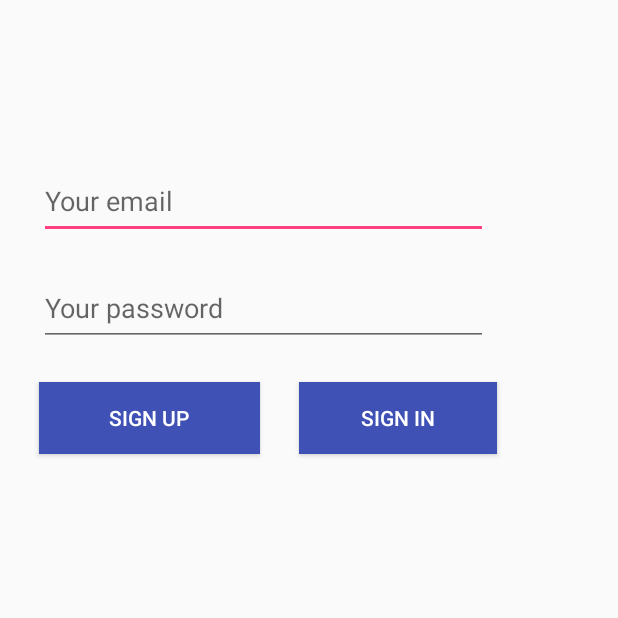
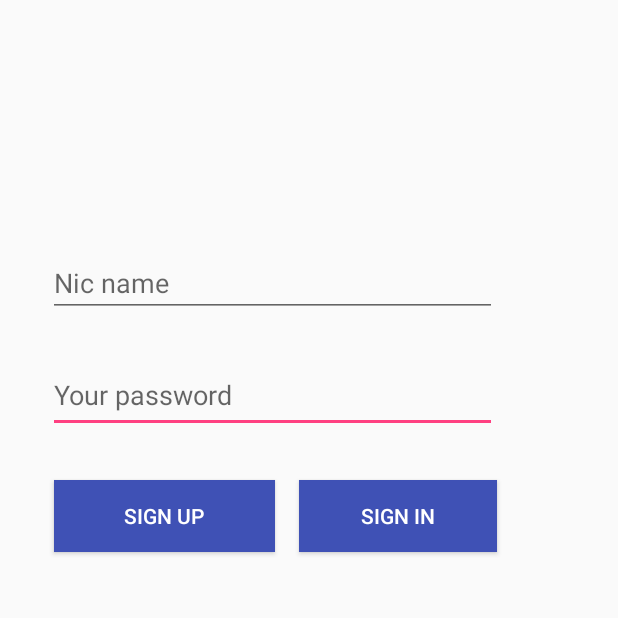
Before and after one commit to PeterJames12/Networks, an Android app: the screen it shows after launch (LoginActivity), on a phone screen of 412 x 824 dp, the top half of it. Run offline under Robolectric (Android 15) with nearby library versions, the phone set to English and light mode, and no system bars; libraries missing offline, so code that uses them is left out: com.mikepenz.materialdrawer, io.realm; 1 statement that could not run was skipped.

```diff
--- a/app/src/main/java/com/example/igor/networks/activity/LoginActivity.java
+++ b/app/src/main/java/com/example/igor/networks/activity/LoginActivity.java
@@ -10,9 +10,11 @@ import android.widget.TextView;
 
 import com.example.igor.networks.R;
 import com.example.igor.networks.model.Player;
+import com.example.igor.networks.model.User;
 import com.mikepenz.materialdrawer.util.KeyboardUtil;
 
 import io.realm.Realm;
+import io.realm.RealmConfiguration;
 
 /**
  * @author Igor Hnes on 06.06.17.
@@ -29,41 +31,42 @@ public class LoginActivity extends AppCompatActivity {
         Toolbar toolbar = (Toolbar) findViewById(R.id.toolbar);
         setSupportActionBar(toolbar);
 
-        String email = getIntent().getStringExtra("login");
+        String nicName = getIntent().getStringExtra("nicName");
         String password = getIntent().getStringExtra("password");
 
-        TextView emailText = (TextView) findViewById(R.id.txtEmail);
+        TextView txtNicName = (TextView) findViewById(R.id.txtNicName);
         TextView passwordText = (TextView) findViewById(R.id.txtPassword);
 
-        emailText.setText(email);
+        txtNicName.setText(nicName);
         passwordText.setText(password);
     }
 
     public void login(View view) {
 
-        TextView emailText = (TextView) findViewById(R.id.txtEmail);
+        TextView txtNicName = (TextView) findViewById(R.id.txtNicName);
         TextView passwordText = (TextView) findViewById(R.id.txtPassword);
 
         realm = Realm.getDefaultInstance();
 
         realm.beginTransaction();
-        Player player = realm.where(Player.class).equalTo("email", emailText.getText().toString()).findFirst();
+        User user = realm.where(User.class).equalTo("nicName", txtNicName.getText().toString()).findFirst();
         realm.commitTransaction();
 
-        if (emailText.getText().toString().equals("") || passwordText.getText().toString().equals("")) {
+        if (txtNicName.getText().toString().equals("") || passwordText.getText().toString().equals("")) {
             KeyboardUtil.hideKeyboard(this);
             Snackbar.make(view, "User not found 2", Snackbar.LENGTH_LONG).show();
             return;
         }
 
-        if (player == null) {
+        if (user == null) {
             KeyboardUtil.hideKeyboard(this);
             Snackbar.make(view, "User not found 2", Snackbar.LENGTH_LONG).show();
             return;
         }
 
-        if (emailText.getText().toString().equals(player.getEmail())
-                && passwordText.getText().toString().equals(player.getPassword())) {
+        if (txtNicName.getText().toString().equals(user.getNicName())
+                && passwordText.getText().toString().equals(user.getPassword())) {
+            KeyboardUtil.hideKeyboard(this);
             final Intent intent = new Intent(getApplicationContext(), MainActivity.class);
             startActivity(intent);
         } else {
@@ -84,8 +87,8 @@ public class LoginActivity extends AppCompatActivity {
 //        realm = Realm.getDefaultInstance();
 
 //        realm.beginTransaction();
-//        realm.delete(Player.class);
-//        realm.createObject(Player.class);
+//        realm.delete(User.class);
+//        realm.createObject(User.class);
 //        realm.commitTransaction();
 
         final Intent intent = new Intent(getApplicationContext(), RegistrationActivity.class);
--- a/app/src/main/java/com/example/igor/networks/activity/SettingActivity.java
+++ b/app/src/main/java/com/example/igor/networks/activity/SettingActivity.java
@@ -15,6 +15,7 @@ public class SettingActivity extends AppCompatActivity {
     @Override
     protected void onCreate(Bundle savedInstanceState) {
         super.onCreate(savedInstanceState);
+        // TODO: 08.06.17  add setting layout
         setContentView(R.layout.activity_info);
         Toolbar toolbar = (Toolbar) findViewById(R.id.toolbar);
         setSupportActionBar(toolbar);
--- a/app/src/main/java/com/example/igor/networks/model/MyEvents.java
+++ b/app/src/main/java/com/example/igor/networks/model/MyEvents.java
@@ -1,6 +1,4 @@
 package com.example.igor.networks.model;
-
-import io.realm.RealmObject;
 
 /**
  * @author Igor Hnes on 6/7/17.
--- a/app/src/main/res/layout/login_layout.xml
+++ b/app/src/main/res/layout/login_layout.xml
@@ -12,19 +12,6 @@
         android:layout_height="656dp">
 
         <EditText
-            android:id="@+id/txtEmail"
-            android:layout_width="299dp"
-            android:layout_height="50dp"
-            android:ems="10"
-            android:inputType="textEmailAddress"
-            android:hint="@string/your_email"
-            tools:layout_editor_absoluteX="32dp"
-            tools:layout_editor_absoluteY="154dp"
-            android:layout_marginTop="109dp"
-            android:layout_alignParentTop="true"
-            android:layout_alignStart="@+id/txtPassword" />
-
-        <EditText
             android:id="@+id/txtPassword"
             android:layout_width="299dp"
             android:layout_height="50dp"
@@ -33,9 +20,9 @@
             android:hint="@string/your_password"
             tools:layout_editor_absoluteX="32dp"
             tools:layout_editor_absoluteY="221dp"
-            android:layout_marginTop="21dp"
-            android:layout_below="@+id/txtEmail"
-            android:layout_alignStart="@+id/btnSignUp" />
+            android:layout_marginTop="27dp"
+            android:layout_below="@+id/txtNicName"
+            android:layout_alignEnd="@+id/btnLogin" />
 
         <Button
             android:id="@+id/btnLogin"
@@ -45,13 +32,13 @@
             android:textColor="#FFFFFF"
             android:text="@string/login"
             android:onClick="login"
-            tools:layout_editor_absoluteX="215dp"
+            tools:layout_editor_absoluteX="245dp"
             tools:layout_editor_absoluteY="282dp"
             android:layout_marginRight="14dp"
             android:layout_alignBaseline="@+id/btnSignUp"
             android:layout_alignBottom="@+id/btnSignUp"
             android:layout_toEndOf="@+id/btnSignUp"
-            android:layout_marginStart="26dp" />
+            android:layout_marginStart="16dp" />
 
         <Button
             android:id="@+id/btnSignUp"
@@ -61,10 +48,22 @@
             android:onClick="registration"
             android:background="@color/colorPrimary"
             android:text="@string/sign_up"
-            android:layout_marginStart="26dp"
+            android:layout_marginStart="36dp"
+            android:layout_marginTop="31dp"
             android:layout_below="@+id/txtPassword"
-            android:layout_alignParentStart="true"
-            android:layout_marginTop="24dp" />
+            android:layout_alignParentStart="true" />
+
+        <EditText
+            android:id="@+id/txtNicName"
+            android:layout_width="wrap_content"
+            android:layout_height="wrap_content"
+            android:ems="10"
+            android:hint="@string/nic_name"
+            android:inputType="textPersonName"
+            android:layout_marginTop="166dp"
+            android:layout_alignParentTop="true"
+            android:layout_alignStart="@+id/txtPassword"
+            android:layout_alignEnd="@+id/txtPassword" />
 
     </RelativeLayout>
 
--- a/app/src/main/res/values/strings.xml
+++ b/app/src/main/res/values/strings.xml
@@ -19,4 +19,5 @@
     <string name="info">Info</string>
     <string name="settings">Settings</string>
     <string name="title_activity_info">InfoActivity</string>
+    <string name="nic_name">Nic name</string>
 </resources>
--- a/build.gradle
+++ b/build.gradle
@@ -7,6 +7,7 @@ buildscript {
     dependencies {
         classpath 'com.android.tools.build:gradle:2.3.2'
         classpath "io.realm:realm-gradle-plugin:3.3.1"
+        classpath 'com.google.gms:google-services:3.0.0'
 
         // NOTE: Do not place your application dependencies here; they belong
         // in the individual module build.gradle files
```
Also changed, not shown: app/build.gradle (+8 -0 lines), app/src/main/java/com/example/igor/networks/activity/MainActivity.java (+18 -4 lines), app/src/main/java/com/example/igor/networks/activity/RegistrationActivity.java (+37 -13 lines), app/src/main/java/com/example/igor/networks/fragments/MyEventFragment.java (+114 -8 lines), app/src/main/java/com/example/igor/networks/fragments/ProfileFragments.java (+5 -4 lines), app/src/main/java/com/example/igor/networks/fragments/TakePart.java (+26 -7 lines), app/src/main/java/com/example/igor/networks/model/Event.java (+0 -9 lines), app/src/main/java/com/example/igor/networks/model/Fond.java (added, +27 -0 lines), app/src/main/java/com/example/igor/networks/model/Helper.java (added, +45 -0 lines), app/src/main/java/com/example/igor/networks/model/RemoteUser.java (added, +27 -0 lines), app/src/main/java/com/example/igor/networks/model/User.java (added, +47 -0 lines), app/src/main/res/layout/content_info.xml (added, +11 -0 lines), app/src/main/res/layout/registration_layout.xml (+14 -1 lines), app/src/main/res/menu/menu.xml (+3 -5 lines), 1 other file.
